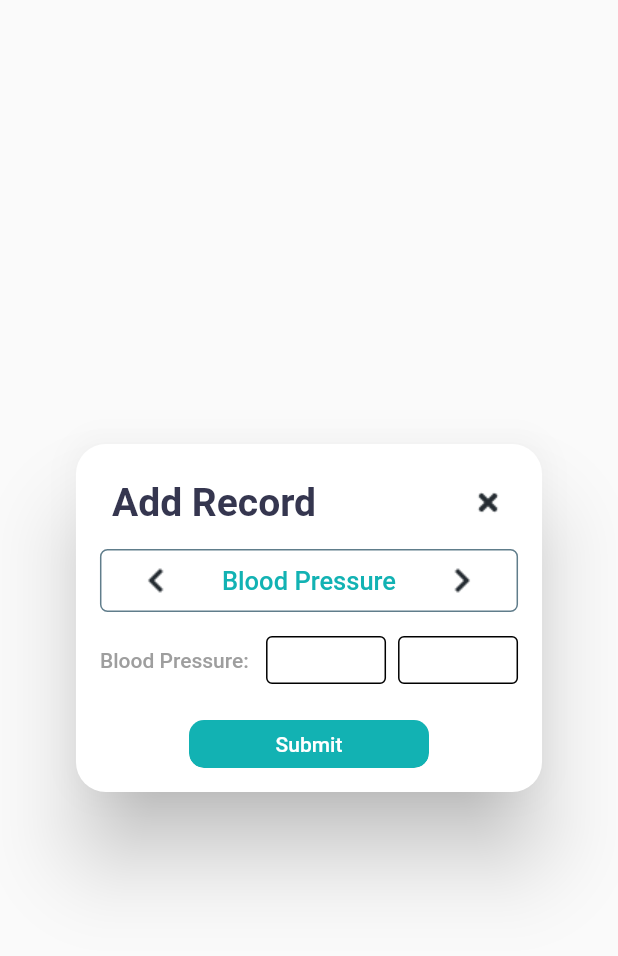
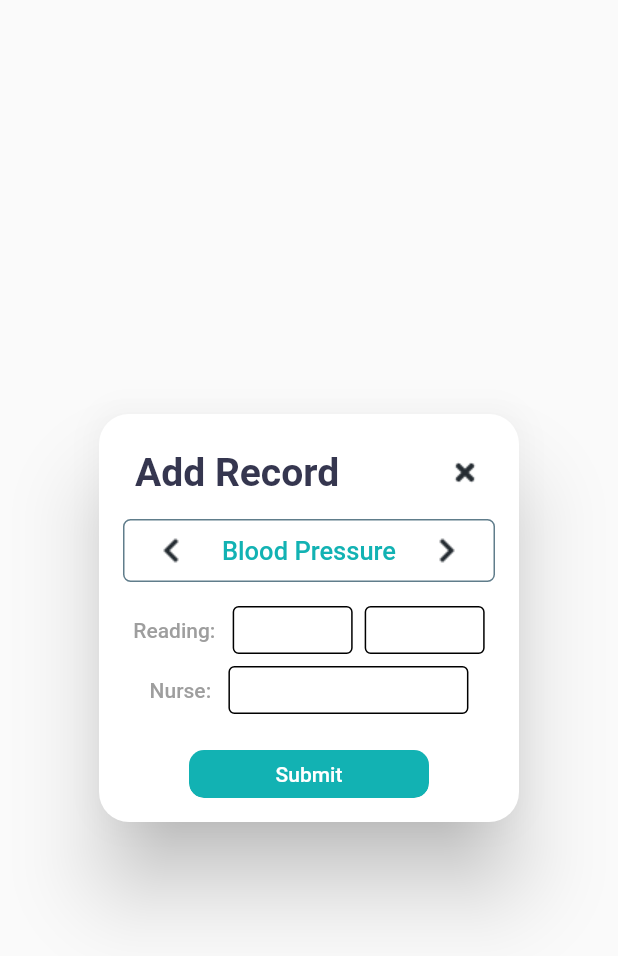
Before and after one commit to alan89251/ClinicPro, a Flutter app: the AddPatientRecordDialog widget shown alone on an empty page, opened directly, on a phone screen of 412 x 824 dp. Shown: the top 956 px of the screen. Run offline on Flutter 3.47's test engine with Material 2 defaults, Android fonts, the light colour scheme and no system bars; our stand-ins replace gap; missing offline and left inert: dart:ffi; network calls fail.

Commit message:
Implement logic of add patient record

```diff
--- a/lib/components/add_patient_record_dialog.dart
+++ b/lib/components/add_patient_record_dialog.dart
@@ -1,5 +1,13 @@
+import 'dart:math';
+
+import 'package:clinic_pro/components/modal/patient_detail_model.dart';
+import 'package:clinic_pro/components/modal/patient_record_model.dart';
+import 'package:clinic_pro/components/modal/patient_records_model.dart';
+import 'package:clinic_pro/model/patient_test.dart';
+import 'package:clinic_pro/service/base_client.dart';
 import 'package:flutter/material.dart';
 import 'package:gap/gap.dart';
+import 'package:provider/provider.dart';
 
 import '../utils/app_styles.dart';
 import 'custom_picker.dart';
@@ -12,6 +20,62 @@ class AddPatientRecordDialog extends StatefulWidget {
 }
 
 class _AddPatientRecordDialogState extends State<AddPatientRecordDialog> {
+  final categories = ["Blood Pressure", "Blood Oxygen Level", "Respiratory Rate", "Heart Beat Rate"];
+  final int idxBloodPressure = 0;
+  final int idxBloodOxygenLevel = 1;
+  final int idxRespiratoryRate = 2;
+  final int idxHeartBeatRate = 3;
+
+  final _reading1Controller = TextEditingController();
+  final _reading2Controller = TextEditingController();
+  final _nurseController = TextEditingController();
+
+  String generateRandom13DigitNumber() {
+    Random random = Random();
+    String digits = '';
+    for (int i = 0; i < 13; i++) {
+      digits += random.nextInt(10).toString();
+    }
+    return digits;
+  }
+
+  Future<void> addPatientRecord() async {
+    if (_reading1Controller.text.isEmpty) {
+      return;
+    }
+    if (selectedIndex == idxBloodPressure && _reading2Controller.text.isEmpty) {
+      return;
+    }
+    if (_nurseController.text.isEmpty) {
+      return;
+    }
+
+    String reading = "";
+    if (selectedIndex == idxBloodPressure) {
+      reading = "${_reading1Controller.text},${_reading2Controller.text}";
+    }
+    else {
+      reading = _reading1Controller.text;
+    }
+
+    final patientDetailModel = Provider.of<PatientDetailModel>(context, listen: false);
+    PatientTest patientTest = PatientTest(
+        id: generateRandom13DigitNumber(),
+        patientId: patientDetailModel.id,
+        nurseName: _nurseController.text,
+        modifyDate: DateTime.now(),
+        category: categories[selectedIndex],
+        readings: reading,
+        isValid: true
+    );
+    await BaseClient().postTest(patientTest);
+
+    final patientRecordModel = PatientRecordModel(patientTest);
+    final patientRecordsModel = Provider.of<PatientRecordsModel>(context, listen: false);
+    patientRecordsModel.patientTests.add(patientRecordModel);
+    patientRecordsModel.notifyListeners();
+  }
+
   @override
   void dispose() {
     super.dispose();
@@ -55,42 +119,30 @@ class _AddPatientRecordDialogState extends State<AddPatientRecordDialog> {
           Column(
             children: [
               CustomPicker(
-                options: ["Blood Pressure", "Blood Oxygen Level", "Respiratory Rate", "Heart Beat Rate"],
+                options: categories,
                 onIndexChanged: onIndexChanged,
               ),
               Gap(16),
               Row(
                 mainAxisAlignment: MainAxisAlignment.center,
+                children: _getInputRow(context),
+              ),
+              Container(
+                margin: const EdgeInsets.fromLTRB(0.0, 8.0, 0.0, 0.0),
+                child: Row(
+                  mainAxisAlignment: MainAxisAlignment.center,
                   children: [
                     Text(
-                    'Blood Pressure: ',
+                      'Nurse: ',
                       style: Styles.headlineStyle4,
                     ),
                     Container(
-                    width: 80,
+                      width: 160,
                       height: 32,
                       margin: const EdgeInsets.fromLTRB(8.0, 0.0, 0.0, 0.0),
-                    child: const TextField(
-                      decoration: InputDecoration(
-                        enabledBorder: OutlineInputBorder(
-                            borderSide: BorderSide(
-                          width: 1,
-                        )),
-                        focusedBorder: OutlineInputBorder(
-                            borderSide: BorderSide(
-                          width: 1,
-                        )),
-                        filled: true,
-                        fillColor: Colors.white,
-                      ),
-                    ),
-                  ),
-                  Container(
-                    width: 80,
-                    height: 32,
-                    margin: const EdgeInsets.fromLTRB(8.0, 0.0, 0.0, 0.0),
-                    child: const TextField(
-                      decoration: InputDecoration(
+                      child: TextField(
+                        controller: _nurseController,
+                        decoration: const InputDecoration(
                           enabledBorder: OutlineInputBorder(
                               borderSide: BorderSide(
                                 width: 1,
@@ -106,6 +158,7 @@ class _AddPatientRecordDialogState extends State<AddPatientRecordDialog> {
                     ),
                   ],
                 ),
+              ),
               ClipRRect(
                 borderRadius: BorderRadius.circular(10),
                 child: Container(
@@ -115,7 +168,10 @@ class _AddPatientRecordDialogState extends State<AddPatientRecordDialog> {
                   child: ClipRRect(
                     borderRadius: BorderRadius.circular(10),
                     child: ElevatedButton(
-                      onPressed: () {},
+                      onPressed: () async {
+                        await addPatientRecord();
+                        Navigator.pop(context);
+                      },
                       child: const Text('Submit'),
                       style: ElevatedButton.styleFrom(backgroundColor: Styles.primaryGreenColor),
                     ),
@@ -128,4 +184,85 @@ class _AddPatientRecordDialogState extends State<AddPatientRecordDialog> {
       ),
     );
   }
+
+  List<Widget> _getInputRow(BuildContext context) {
+    final row = <Widget>[];
+    row.add(
+        Text(
+          'Reading: ',
+          style: Styles.headlineStyle4,
+        )
+    );
+    if (selectedIndex == idxBloodPressure) {
+      row.add(
+        Container(
+          width: 80,
+          height: 32,
+          margin: const EdgeInsets.fromLTRB(8.0, 0.0, 0.0, 0.0),
+          child: TextField(
+            controller: _reading1Controller,
+            decoration: const InputDecoration(
+              enabledBorder: OutlineInputBorder(
+                  borderSide: BorderSide(
+                    width: 1,
+                  )),
+              focusedBorder: OutlineInputBorder(
+                  borderSide: BorderSide(
+                    width: 1,
+                  )),
+              filled: true,
+              fillColor: Colors.white,
+            ),
+          ),
+        )
+      );
+      row.add(
+        Container(
+          width: 80,
+          height: 32,
+          margin: const EdgeInsets.fromLTRB(8.0, 0.0, 0.0, 0.0),
+          child: TextField(
+            controller: _reading2Controller,
+            decoration: const InputDecoration(
+              enabledBorder: OutlineInputBorder(
+                  borderSide: BorderSide(
+                    width: 1,
+                  )),
+              focusedBorder: OutlineInputBorder(
+                  borderSide: BorderSide(
+                    width: 1,
+                  )),
+              filled: true,
+              fillColor: Colors.white,
+            ),
+          ),
+        )
+      );
     }
+    else {
+      row.add(
+          Container(
+            width: 160,
+            height: 32,
+            margin: const EdgeInsets.fromLTRB(8.0, 0.0, 0.0, 0.0),
+            child: TextField(
+              controller: _reading1Controller,
+              decoration: const InputDecoration(
+                enabledBorder: OutlineInputBorder(
+                    borderSide: BorderSide(
+                      width: 1,
+                    )),
+                focusedBorder: OutlineInputBorder(
+                    borderSide: BorderSide(
+                      width: 1,
+                    )),
+                filled: true,
+                fillColor: Colors.white,
+              ),
+            ),
+          )
+      );
+    }
+    return row;
+  }
+}
```
Also changed, not shown: lib/components/edit_patient_record_dialog.dart (+15 -14 lines), lib/screens/patient_records_screen.dart (+43 -27 lines), lib/service/base_client.dart (+25 -2 lines). Lines whose indentation alone changed are shown as unchanged.
